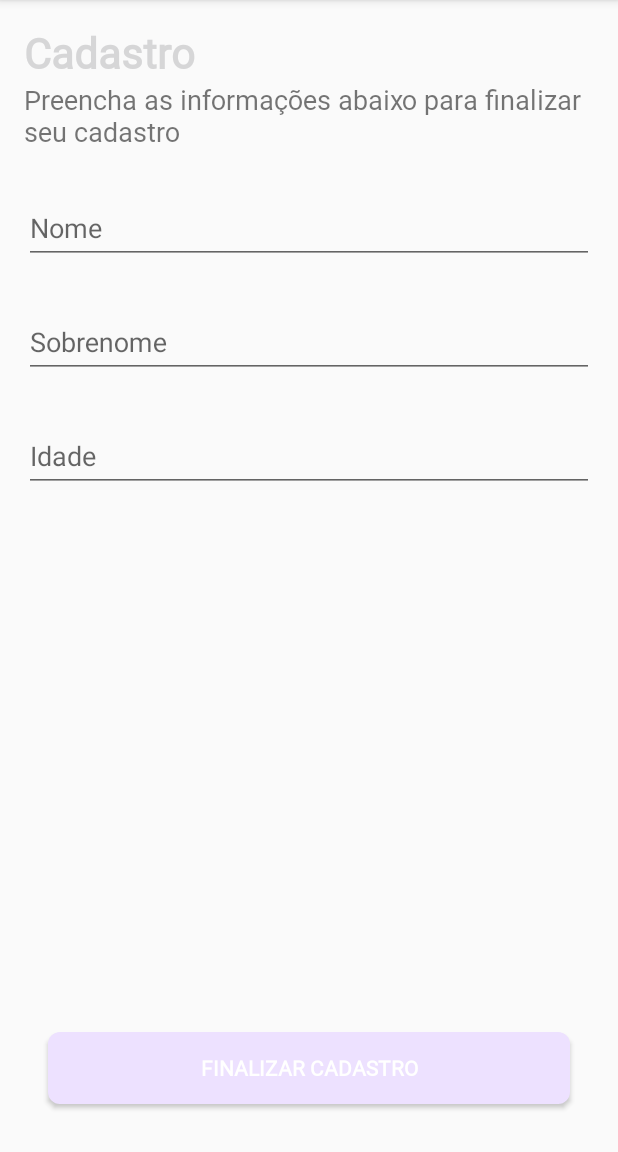
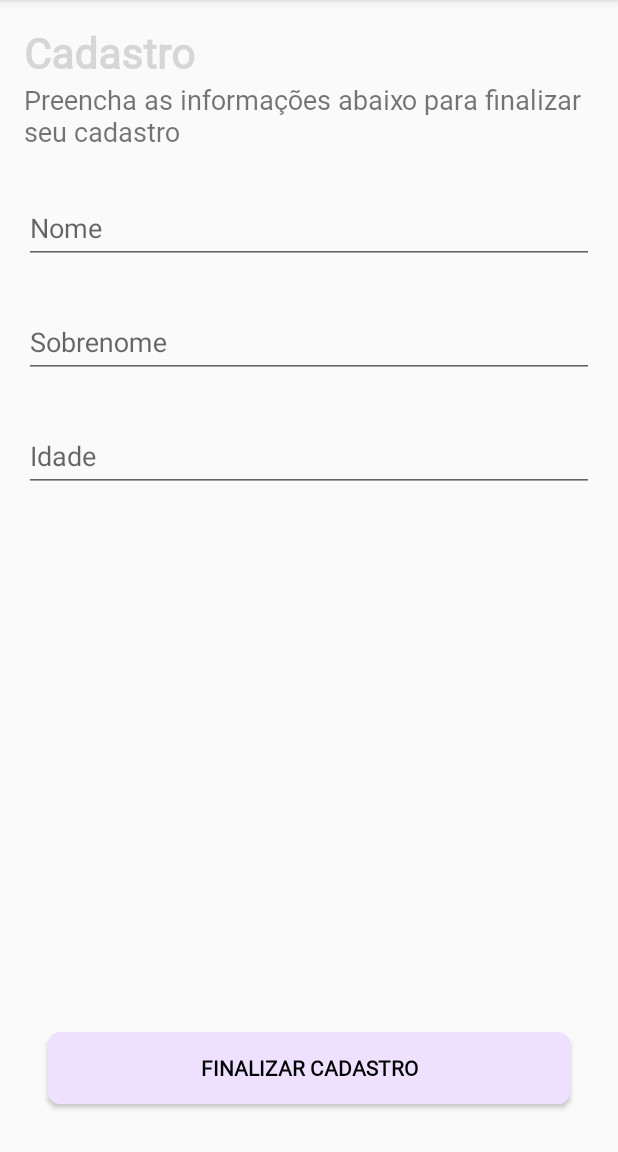
Before and after one commit to MarcosAndre01/hope-flavors, an Android app: the FormRegisterFragment screen opened through its navigation route, on a phone screen of 412 x 824 dp, the part 84-1236 px from its top. Run offline under Robolectric (Android 15) with nearby library versions, the light colour scheme and no system bars; 3 statements that could not run were skipped.

Commit message:
Mudando cores dos botões

```diff
--- a/app/src/main/res/layout/fragment_form_register.xml
+++ b/app/src/main/res/layout/fragment_form_register.xml
@@ -89,7 +89,7 @@
         android:fontFamily="@font/assistant_bold"
         android:text="@string/finalizar_cadastro"
         android:textAllCaps="true"
-        android:textColor="@color/white"
+        android:textColor="@color/black"
         android:textStyle="bold"
         app:layout_constraintBottom_toBottomOf="parent"
         app:layout_constraintEnd_toEndOf="parent"
--- a/app/src/main/res/layout/fragment_select_user_kind.xml
+++ b/app/src/main/res/layout/fragment_select_user_kind.xml
@@ -25,7 +25,7 @@
         android:fontFamily="@font/assistant_bold"
         android:text="PRÓXIMA"
         android:textAllCaps="true"
-        android:textColor="@color/white"
+        android:textColor="@color/black"
         android:textStyle="bold"
         app:layout_constraintBottom_toBottomOf="parent"
         app:layout_constraintEnd_toEndOf="parent"
```
